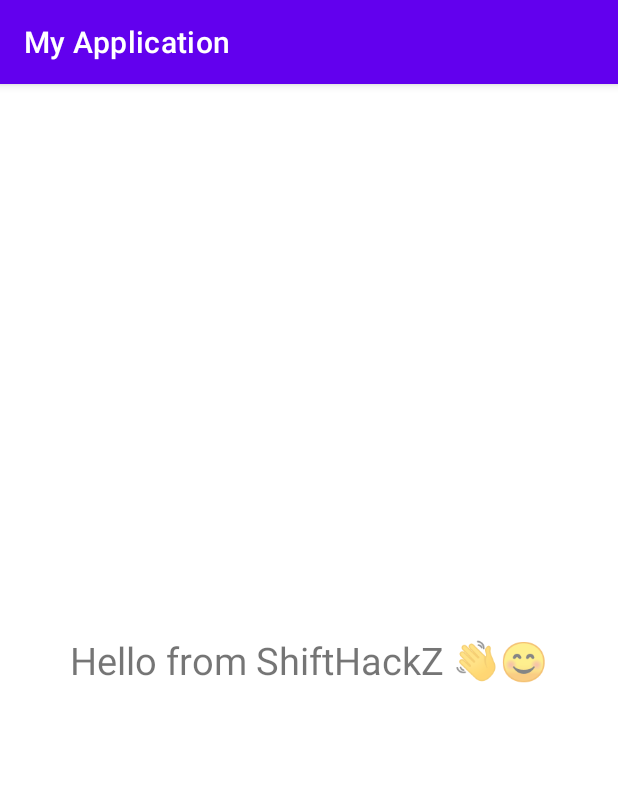
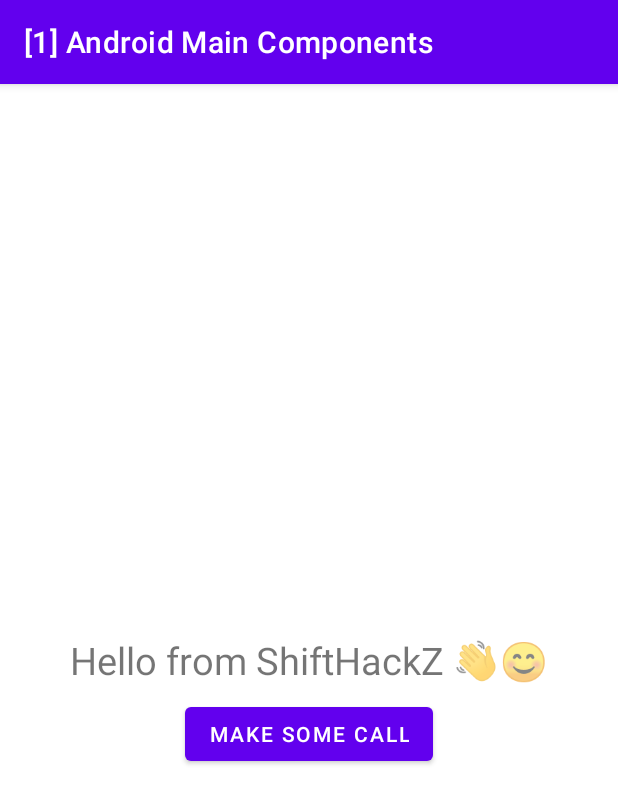
Before and after one commit to ShiftHackZ/AndroidTutorials, an Android app: the screen it shows after launch (MainActivity), on a phone screen of 412 x 824 dp. Shown: the top 804 px of the screen. Run offline under Robolectric (Android 15) with nearby library versions, the phone set to English and light mode, and no system bars.

Commit message:
Updated lesson #1. Call intent button.

```diff
--- a/1_Android_Main_Components/app/src/main/java/com/shifthackz/tutorial/l1_android_app_components/MainActivity.kt
+++ b/1_Android_Main_Components/app/src/main/java/com/shifthackz/tutorial/l1_android_app_components/MainActivity.kt
@@ -4,6 +4,7 @@ import android.content.*
 import androidx.appcompat.app.AppCompatActivity
 import android.os.Bundle
 import android.os.IBinder
+import android.widget.Button
 import android.widget.Toast
 import com.shifthackz.tutorial.l1_android_app_components.R
 
@@ -24,6 +25,10 @@ class MainActivity : AppCompatActivity() {
     override fun onCreate(savedInstanceState: Bundle?) {
         super.onCreate(savedInstanceState)
         setContentView(R.layout.activity_main)
+
+        findViewById<Button>(R.id.btn_call)?.setOnClickListener {
+            startActivity(Intent(Intent.ACTION_DIAL))
+        }
 
         val serviceReceiver = object : BroadcastReceiver() {
             override fun onReceive(context: Context?, intent: Intent?) {
--- a/1_Android_Main_Components/app/src/main/res/layout/activity_main.xml
+++ b/1_Android_Main_Components/app/src/main/res/layout/activity_main.xml
@@ -6,6 +6,7 @@
     android:layout_height="match_parent">
 
     <TextView
+        android:id="@+id/textView"
         android:layout_width="wrap_content"
         android:layout_height="wrap_content"
         android:text="Hello from ShiftHackZ 👋😊"
@@ -15,4 +16,15 @@
         app:layout_constraintRight_toRightOf="parent"
         app:layout_constraintTop_toTopOf="parent" />
 
+    <Button
+        android:id="@+id/btn_call"
+        android:layout_width="wrap_content"
+        android:layout_height="wrap_content"
+        android:layout_marginTop="8dp"
+        android:drawableStart="@android:drawable/ic_menu_call"
+        android:text="Make some call"
+        app:layout_constraintEnd_toEndOf="parent"
+        app:layout_constraintStart_toStartOf="parent"
+        app:layout_constraintTop_toBottomOf="@+id/textView" />
+
 </androidx.constraintlayout.widget.ConstraintLayout>
--- a/1_Android_Main_Components/app/src/main/res/values/strings.xml
+++ b/1_Android_Main_Components/app/src/main/res/values/strings.xml
@@ -1,3 +1,3 @@
 <resources>
-    <string name="app_name">My Application</string>
+    <string name="app_name">[1] Android Main Components</string>
 </resources>
```
